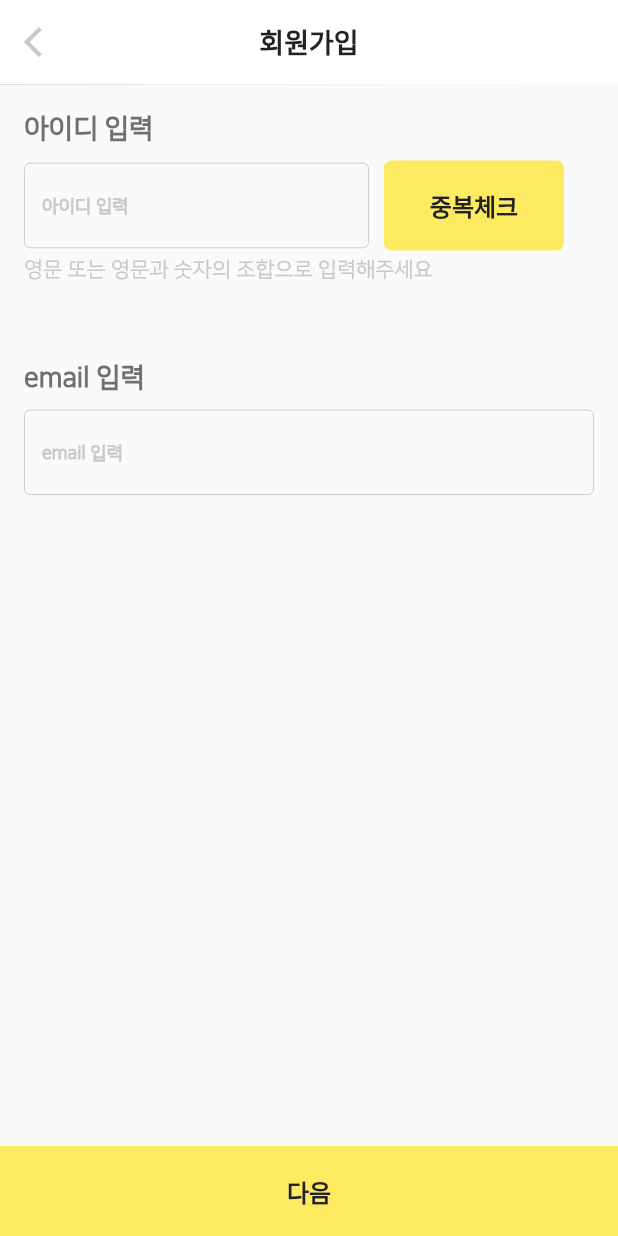
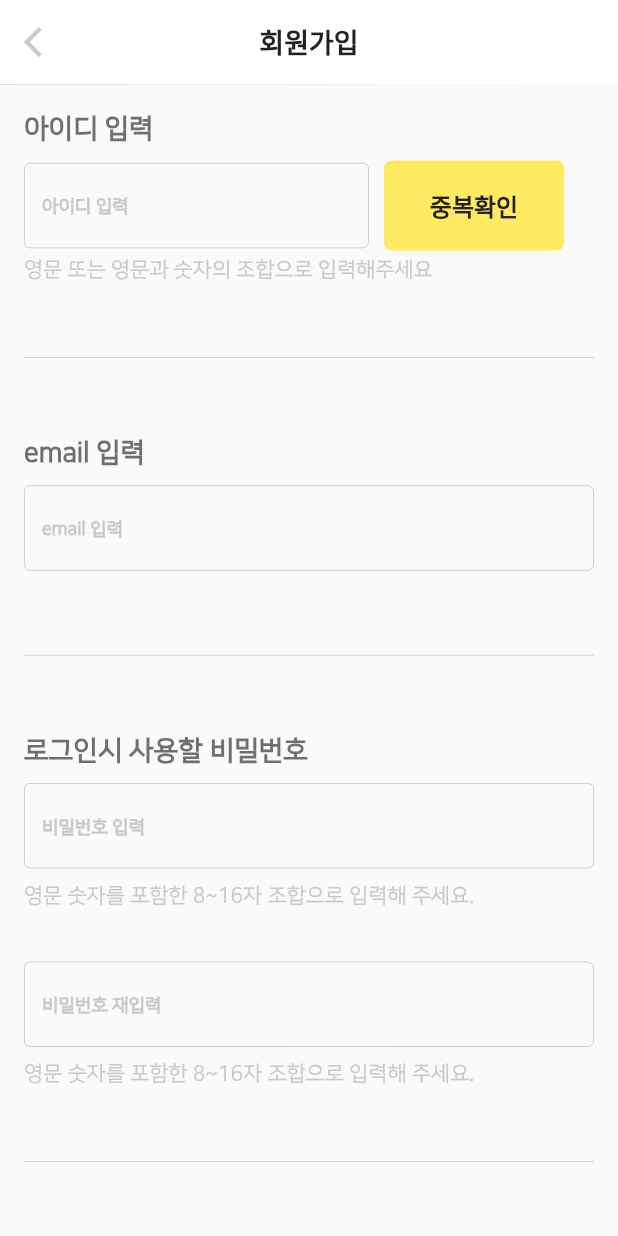
Before and after one commit to muaga/flutter-last-project, a Flutter app: the JoinIdEmailPage screen opened by its route, on a phone screen of 412 x 824 dp. Run offline on Flutter 3.47's test engine with Material 2 defaults, Android fonts, the phone set to English and light mode, and no system bars; our stand-ins replace cached_network_image, dio, flutter_riverpod, flutter_secure_storage, validators; missing offline and left inert: flutter_summernote; accounts and stored records are empty.

Commit message:
수정중

```diff
--- a/lib/main.dart
+++ b/lib/main.dart
@@ -1,7 +1,6 @@
 import 'package:flutter/material.dart';
 import 'package:flutter_blog/_core/constants/move.dart';
 import 'package:flutter_blog/_core/constants/theme.dart';
-import 'package:flutter_blog/ui/pages/auth/millie_splash_page/millie_splash_page.dart';
 import 'package:flutter_riverpod/flutter_riverpod.dart';
 
 GlobalKey<NavigatorState> navigatorKey = GlobalKey<NavigatorState>();
@@ -16,10 +15,10 @@ class MyApp extends StatelessWidget {
   @override
   Widget build(BuildContext context) {
     return MaterialApp(
-      home: MainSplashPage(),
+      // home: MainSplashPage(),
       debugShowCheckedModeBanner: false,
       theme: theme(),
-      initialRoute: Move.MainSplashPage,
+      initialRoute: Move.JoinIdEmailPage,
       routes: getRouters(),
     );
   }
--- a/lib/ui/pages/auth/join_id_email_page/join_id_email_page.dart
+++ b/lib/ui/pages/auth/join_id_email_page/join_id_email_page.dart
@@ -17,7 +17,6 @@ class JoinIdEmailPage extends StatelessWidget {
         title: Text("회원가입"),
         elevation: 0.2,
       ),
-      resizeToAvoidBottomInset: false,
       body: JoinIdEmailBody(),
     );
   }
--- a/lib/ui/pages/auth/join_id_email_page/widgets/body/join_id_email_body.dart
+++ b/lib/ui/pages/auth/join_id_email_page/widgets/body/join_id_email_body.dart
@@ -1,8 +1,9 @@
 import 'package:flutter/material.dart';
+import 'package:flutter_blog/_core/constants/color.dart';
+import 'package:flutter_blog/_core/constants/font.dart';
 import 'package:flutter_blog/_core/constants/size.dart';
-import 'package:flutter_blog/data/dto/request_dto/user_request_dto.dart';
-import 'package:flutter_blog/data/store/session_user.dart';
-import 'package:flutter_blog/ui/widgets/button/custom_bottom_next_button.dart';
+import 'package:flutter_blog/ui/widgets/button/custom_checkBox.dart';
+import 'package:flutter_blog/ui/widgets/line/custom_thin_line.dart';
 import 'package:flutter_blog/ui/widgets/text_form/custom_text_form.dart';
 import 'package:flutter_blog/ui/widgets/text_form/custom_text_form_and_validator_button.dart';
 import 'package:flutter_riverpod/flutter_riverpod.dart';
@@ -16,50 +17,101 @@ class JoinIdEmailBody extends ConsumerWidget {
 
   @override
   Widget build(BuildContext context, WidgetRef ref) {
-    return Column(
-      children: [
-        Padding(
+    return Padding(
       padding: const EdgeInsets.all(gapMain),
-          child: Column(
-            children: [
-              Column(
-                crossAxisAlignment: CrossAxisAlignment.start,
+      child: ListView(
         children: [
           CustomTextFormAndValidatorButton(
             title: "아이디 입력",
             hintText: "아이디 입력",
-                    buttonText: "중복체크",
+            buttonText: "중복확인",
             guideText: "영문 또는 영문과 숫자의 조합으로 입력해주세요",
             controller: _username,
           ),
+          const SizedBox(height: gapXxlarge),
+          CustomThinLine(),
           const SizedBox(height: gapXxlarge),
           CustomTextForm(
             title: "email 입력",
             hintText: "email 입력",
             controller: _email,
           ),
+          const SizedBox(height: gapXlarge),
+          CustomThinLine(),
+          const SizedBox(height: gapXxlarge),
+          CustomTextForm(
+            title: "로그인시 사용할 비밀번호",
+            hintText: "비밀번호 입력",
+            guideText: "영문 숫자를 포함한 8~16자 조합으로 입력해 주세요.",
+            controller: _email,
+          ),
+          CustomTextForm(
+            hintText: "비밀번호 재입력",
+            guideText: "영문 숫자를 포함한 8~16자 조합으로 입력해 주세요.",
+            controller: _email,
+          ),
+          const SizedBox(height: gapXxlarge),
+          CustomThinLine(),
+          const SizedBox(height: gapXxlarge),
+          CustomTextFormAndValidatorButton(
+            title: "닉네임",
+            hintText: "닉네임 입력",
+            buttonText: "중복확인",
+            guideText: "닉네임 설정한 회원이 독서 습관 갖기에 성공할 확률이 높아요.",
+            controller: _username,
+          ),
+          const SizedBox(height: gapXxlarge),
+          CustomThinLine(),
+          const SizedBox(height: gapXxlarge),
+          Text("약관 동의", style: subTitle1(mColor: kFontGray)),
+          const SizedBox(height: gapLarge),
+          SizedBox(
+            width: double.infinity, // 레이아웃의 가로 공간을 다 사용
+            height: 250.0, // 원하는 높이
+            child: Container(
+              decoration: BoxDecoration(
+                border: Border.all(color: kBackGray, width: 1.0),
+                borderRadius: BorderRadius.circular(10.0),
+              ),
+              child: Column(
+                children: [
+                  Row(
+                    children: [
+                      CheckboxExample(),
+                      Text('전체 동의하기'),
+                    ],
+                  ),
+                  CustomThinLine(),
+                  Row(
+                    children: [
+                      CheckboxExample(),
+                      Text('(필수) 만14세 이상'),
+                    ],
+                  ),
+                  Row(
+                    children: [
+                      CheckboxExample(),
+                      Text('(필수) 밀리의 서재 이용약관 동의'),
+                    ],
+                  ),
+                  Row(
+                    children: [
+                      CheckboxExample(),
+                      Text('(필수) 개인정보 처리방침 동의'),
+                    ],
+                  ),
+                  Row(
+                    children: [
+                      CheckboxExample(),
+                      Text('(선택) 도서추천, 신간도식 등 알림 수신'),
                     ],
                   ),
                 ],
               ),
             ),
-        Expanded(
-          child: Align(
-            alignment: Alignment.bottomCenter,
-            child: CustomBottomNextButton(
-              buttontext: "다음",
-              funPageRoute: () {
-                if (_formkey.currentState!.validate()) {
-                  JoinIdAndEmailRequestDTO joinReqDTO =
-                      JoinIdAndEmailRequestDTO(
-                          username: _username.text, email: _email.text);
-                  ref.read(sessionStore).join(joinReqDTO);
-                }
-              },
-            ),
-          ),
           ),
         ],
+      ),
     );
   }
 }
--- a/lib/ui/widgets/text_form/custom_text_form.dart
+++ b/lib/ui/widgets/text_form/custom_text_form.dart
@@ -5,21 +5,27 @@ import 'package:flutter_blog/_core/constants/size.dart';
 import 'package:flutter_blog/ui/widgets/text_form_field/out_line_text_form_field.dart';
 
 class CustomTextForm extends StatelessWidget {
-  final String title;
+  final String? title;
   final String hintText;
+  final String? guideText;
   final TextEditingController controller;
 
   const CustomTextForm(
-      {required this.title, required this.hintText, required this.controller});
+      {this.title,
+      required this.hintText,
+      this.guideText,
+      required this.controller});
 
   @override
   Widget build(BuildContext context) {
     return Column(
       crossAxisAlignment: CrossAxisAlignment.start,
       children: [
-        Text(title, style: subTitle1(mColor: kFontGray)),
+        Text(title ?? "", style: subTitle1(mColor: kFontGray)),
         SizedBox(height: gapMedium),
-        OutLineTextFormField(hintText: hintText, controller: controller)
+        OutLineTextFormField(hintText: hintText, controller: controller),
+        SizedBox(height: gapMedium),
+        Text(guideText ?? "", style: TextStyle(color: kFontLightGray)),
       ],
     );
   }
```
Also changed, not shown: lib/ui/widgets/button/custom_checkBox.dart (added, +59 -0 lines). Lines whose indentation alone changed are shown as unchanged.
